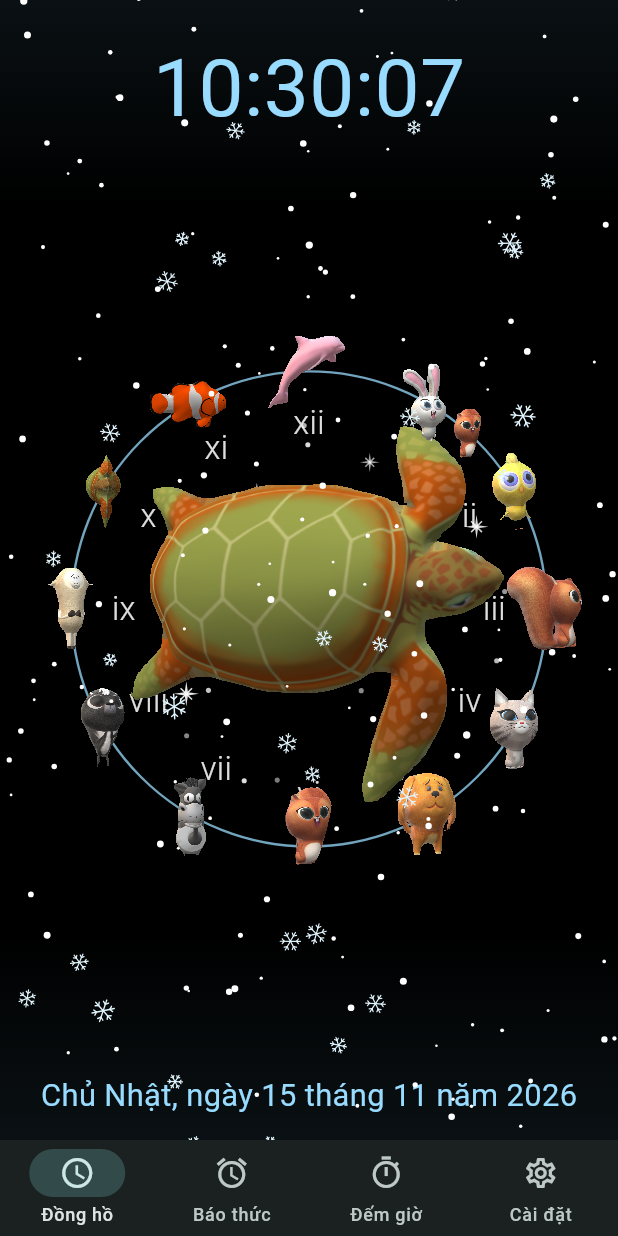
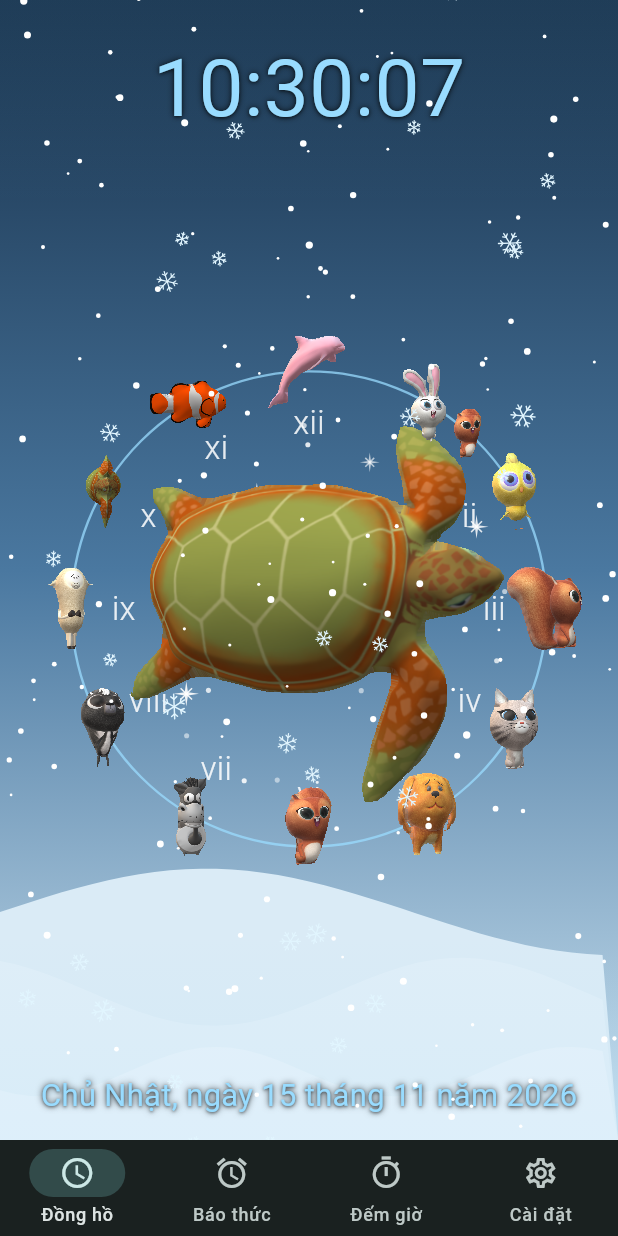
Before and after one commit to anthienlong2020/dream-watch-web, a Flutter app: the screen it shows after launch, on a phone screen of 412 x 824 dp. Run offline on Flutter 3.47's test engine with Material 3 defaults, Android fonts, the phone set to English and light mode, and no system bars; our stand-ins replace audioplayers, file_picker, shared_preferences, wakelock_plus, web; missing offline and left inert: dart:js_interop.

Commit message:
Ảnh nền Event riêng cho từng lễ hội (vẽ sẵn hoặc ảnh trong assets/events), chọn Ảnh nền Event / của tôi; hiện mã phiên bản; tên ảnh có dấu cách
Co-Authored-By: Claude Opus 5.5 <noreply@anthropic.com>
Claude-Session: https://claude.ai/code/session_01NiCjr3WhQ3JL1BPmFVNFom

```diff
--- a/lib/main.dart
+++ b/lib/main.dart
@@ -6,12 +6,13 @@ import 'screens/ring_overlay.dart';
 import 'screens/settings_screen.dart';
 import 'screens/timer_screen.dart';
 import 'models/clock_theme.dart';
+import 'themes/event_background.dart';
 import 'services/app_state.dart';
 import 'widgets/touch_dot.dart';
 
 Future<void> main() async {
   WidgetsFlutterBinding.ensureInitialized();
-  await loadDinoAssets();
+  await Future.wait([loadDinoAssets(), loadEventImages()]);
   await app.init();
   runApp(const DreamWatchApp());
 }
--- a/lib/models/clock_theme.dart
+++ b/lib/models/clock_theme.dart
@@ -86,9 +86,9 @@ Future<void> loadDinoAssets() async {
     final manifest = await AssetManifest.loadFromAssetBundle(rootBundle);
     final files = manifest
         .listAssets()
-        .where((p) => p.startsWith('assets/themes/khung_long/') && _imageExt.hasMatch(p))
+        .where((p) => Uri.decodeFull(p).startsWith('assets/themes/khung_long/') && _imageExt.hasMatch(p))
         .toList()
-      ..sort(naturalCompare);
+      ..sort((a, b) => naturalCompare(Uri.decodeFull(a), Uri.decodeFull(b)));
     _dinoFiles = files.take(12).toList();
   } catch (_) {
     _dinoFiles = const [];
--- a/lib/screens/clock_screen.dart
+++ b/lib/screens/clock_screen.dart
@@ -4,6 +4,7 @@ import 'dart:ui' as ui;
 import 'package:flutter/material.dart';
 
 import '../services/app_state.dart';
+import '../themes/event_background.dart';
 import '../themes/theme_overlay.dart';
 import '../utils/vn_format.dart';
 import '../widgets/dream_clock.dart';
@@ -23,12 +24,19 @@ class ClockScreen extends StatelessWidget {
       builder: (context, _) {
         final season = app.activeSeason();
         final accent = season?.accent ?? kCyan;
+        // Lễ hội có ảnh nền riêng → dùng ảnh nền đó (hợp màu với hiệu ứng)
+        final eventBg = season != null && app.bgSource == 'event' && hasEventBackground(season.id);
         return Stack(
           fit: StackFit.expand,
           children: [
             const ColoredBox(color: Colors.black),
-            const _Background(),
-            if (season != null && season.night && app.seasonNightDim) const _NightSky(),
+            AnimatedSwitcher(
+              duration: const Duration(seconds: 2),
+              child: eventBg
+                  ? SizedBox.expand(key: ValueKey('ev${season.id}'), child: EventBackground(id: season.id))
+                  : const _Background(key: ValueKey('user-bg')),
+            ),
+            if (!eventBg && season != null && season.night && app.seasonNightDim) const _NightSky(),
             SafeArea(
             child: LayoutBuilder(builder: (context, c) {
               final w = c.maxWidth;
@@ -180,7 +188,7 @@ class _NightSky extends StatelessWidget {
 
 /// Hình nền do người dùng chọn, tự đổi mỗi N phút (mờ dần sang ảnh mới).
 class _Background extends StatelessWidget {
-  const _Background();
+  const _Background({super.key});
 
   @override
   Widget build(BuildContext context) {
--- a/lib/services/app_state.dart
+++ b/lib/services/app_state.dart
@@ -67,6 +67,7 @@ class AppState extends ChangeNotifier {
   /// Theme mùa & lễ hội: 'off' = tắt, 'auto' = tự động theo ngày, hoặc id theme.
   String seasonMode = 'auto';
   bool seasonNightDim = true; // nền sáng + lễ hội ban đêm → phủ trời chạng vạng nhẹ
+  String bgSource = 'event'; // khi có lễ hội: 'event' = ảnh nền riêng của lễ hội, 'tuy_chon' = ảnh nền của tôi
 
   /// Theme đang áp dụng (null nếu tắt).
   SeasonTheme? activeSeason([DateTime? at]) {
@@ -225,6 +226,7 @@ class AppState extends ChangeNotifier {
         'effectsOn': effectsOn,
         'seasonMode': seasonMode,
         'seasonNightDim': seasonNightDim,
+        'bgSource': bgSource,
         'defaultElemColor': defaultElemColor.name,
         'slotElemColor': slotElemColor.map((e) => e?.name).toList(),
         'spin360': spin360,
@@ -276,6 +278,7 @@ class AppState extends ChangeNotifier {
     effectsOn = (j['effectsOn'] as bool?) ?? effectsOn;
     seasonMode = (j['seasonMode'] as String?) ?? seasonMode;
     seasonNightDim = (j['seasonNightDim'] as bool?) ?? seasonNightDim;
+    bgSource = (j['bgSource'] as String?) ?? bgSource;
     if (j['defaultElemColor'] is String) {
       defaultElemColor = elemColorFromName(j['defaultElemColor'] as String);
     }
--- /dev/null
+++ b/lib/themes/event_background.dart
@@ -0,0 +1,296 @@
+import 'dart:math' as math;
+
+import 'package:flutter/material.dart';
+import 'package:flutter/services.dart';
+
+/// Ảnh nền riêng cho từng lễ hội: vẽ bằng code (bầu trời, trăng/mặt trời, đồi, phố, biển...)
+/// nên hợp màu với hiệu ứng của lễ hội đó, không tốn dung lượng.
+/// Muốn dùng ảnh thật thì chép ảnh vào assets/events/ đặt tên theo mã lễ hội,
+/// vd: tet.jpg, giangSinh.png → app tự dùng ảnh đó thay cho cảnh vẽ.
+
+enum Ground { none, hills, city, sea, pines }
+
+class EventScene {
+  final List<Color> sky; // trên → dưới
+  final bool moon, sun, stars, bokeh;
+  final Ground ground;
+  final Color groundColor;
+  final List<Color> bokehColors;
+  const EventScene({
+    required this.sky,
+    this.moon = false,
+    this.sun = false,
+    this.stars = false,
+    this.bokeh = false,
+    this.ground = Ground.hills,
+    this.groundColor = const Color(0xFF101418),
+    this.bokehColors = const [Color(0xFFFFD54F)],
+  });
+}
+
+const Map<String, EventScene> kEventScenes = {
+  'tet': EventScene(
+      sky: [Color(0xFF3A0808), Color(0xFF7A1414), Color(0xFFC0392B)],
+      bokeh: true,
+      bokehColors: [Color(0xFFFFD54F), Color(0xFFFF8A65)],
+      ground: Ground.city,
+      groundColor: Color(0xFF2A0606)),
+  'xuan': EventScene(
+      sky: [Color(0xFFB9DDF7), Color(0xFFF9DCEB), Color(0xFFFFF4DE)],
+      sun: true,
+      groundColor: Color(0xFF6FA860)),
+  'ha': EventScene(
+      sky: [Color(0xFF1F7FD6), Color(0xFF79C3FA), Color(0xFFFFE3A3)], sun: true, ground: Ground.sea,
+      groundColor: Color(0xFF1C8FB0)),
+  'thu': EventScene(
+      sky: [Color(0xFF4E2E20), Color(0xFFB45F26), Color(0xFFF0B060)], sun: true,
+      groundColor: Color(0xFF5A3418)),
+  'dong': EventScene(
+      sky: [Color(0xFF17304A), Color(0xFF4A78A0), Color(0xFFCBE3F2)], groundColor: Color(0xFFE6F2FA)),
+  'giangSinh': EventScene(
+      sky: [Color(0xFF050F26), Color(0xFF0E2A56), Color(0xFF1B4A75)], moon: true, stars: true,
+      ground: Ground.pines, groundColor: Color(0xFF0B2A1C)),
+  'valentine': EventScene(
+      sky: [Color(0xFF34092A), Color(0xFF7E1C4A), Color(0xFFF07AA4)], bokeh: true,
+      bokehColors: [Color(0xFFFF80AB), Color(0xFFFFFFFF)], ground: Ground.none),
+  'carnival': EventScene(
+      sky: [Color(0xFF02254A), Color(0xFF0A6A4C), Color(0xFFF0C010)], bokeh: true,
+      bokehColors: [Color(0xFF00E676), Color(0xFFFFEA00), Color(0xFF2979FF)], ground: Ground.city,
+      groundColor: Color(0xFF02180F)),
+  'phuNu': EventScene(
+      sky: [Color(0xFFF5D2DE), Color(0xFFF0B0D0), Color(0xFFFFEEF4)], bokeh: true,
+      bokehColors: [Color(0xFFFFFFFF), Color(0xFFFF80AB)], ground: Ground.none),
+  'phucSinh': EventScene(
+      sky: [Color(0xFFC6E3A8), Color(0xFFF0F7CE), Color(0xFFFFE2EA)], sun: true, groundColor: Color(0xFF7CB860)),
+  'thieuNhi': EventScene(
+      sky: [Color(0xFF6FCBFF), Color(0xFFBDEEFF), Color(0xFFFFF9DC)], sun: true, groundColor: Color(0xFF8BC34A)),
+  'trungThu': EventScene(
+      sky: [Color(0xFF090D2A), Color(0xFF182656), Color(0xFF363C78)], moon: true, stars: true,
+      groundColor: Color(0xFF070A1C)),
+  'halloween': EventScene(
+      sky: [Color(0xFF100015), Color(0xFF360A46), Color(0xFFE0651A)], moon: true, stars: true,
+      ground: Ground.pines, groundColor: Color(0xFF07020A)),
+  'nhaGiao': EventScene(
+      sky: [Color(0xFFD8EEFF), Color(0xFFB8DCFF), Color(0xFFFFF6DC)], sun: true, groundColor: Color(0xFF81B26A)),
+  'hanami': EventScene(
+      sky: [Color(0xFFFFE0EA), Color(0xFFFFCCD9), Color(0xFFFFF3F7)], sun: true, groundColor: Color(0xFFB98AA0)),
+  'holi': EventScene(
+      sky: [Color(0xFFFFDDF5), Color(0xFFDDEEFF), Color(0xFFFFF1D0)], bokeh: true,
+      bokehColors: [Color(0xFFE040FB), Color(0xFF00E5FF), Color(0xFFFFEA00), Color(0xFFFF4081)],
+      ground: Ground.none),
+  'diwali': EventScene(
+      sky: [Color(0xFF040318), Color(0xFF120A36), Color(0xFF28104E)], stars: true, ground: Ground.city,
+      groundColor: Color(0xFF05030F)),
+  'songkran': EventScene(
+      sky: [Color(0xFF79D4FF), Color(0xFFB8EEFF), Color(0xFFE6FAFF)], sun: true, ground: Ground.sea,
+      groundColor: Color(0xFF29A8D8)),
+  'hoiAn': EventScene(
+      sky: [Color(0xFF0C091D), Color(0xFF2A1838), Color(0xFF5A2C18)], moon: true, stars: true,
+      ground: Ground.city, groundColor: Color(0xFF0A0610)),
+  'sinhNhat': EventScene(
+      sky: [Color(0xFF27144C), Color(0xFF572884), Color(0xFFFF9AC8)], bokeh: true,
+      bokehColors: [Color(0xFFFFD54F), Color(0xFFFF80AB), Color(0xFF80D8FF)], ground: Ground.none),
+  'phatDan': EventScene(
+      sky: [Color(0xFF181030), Color(0xFF3A2858), Color(0xFFEFC06A)], moon: true, stars: true,
+      ground: Ground.sea, groundColor: Color(0xFF1A1430)),
+  'doanNgo': EventScene(
+      sky: [Color(0xFFFFD69C), Color(0xFFFFB068), Color(0xFFFF8858)], sun: true, groundColor: Color(0xFF5E8C3A)),
+  'vuLan': EventScene(
+      sky: [Color(0xFF120A1C), Color(0xFF36162C), Color(0xFF762838)], moon: true, stars: true,
+      ground: Ground.sea, groundColor: Color(0xFF14080F)),
+  'thaDen': EventScene(
+      sky: [Color(0xFF030518), Color(0xFF12183C), Color(0xFF36284C)], moon: true, stars: true,
+      ground: Ground.sea, groundColor: Color(0xFF070A1E)),
+  'quocKhanh': EventScene(
+      sky: [Color(0xFF360000), Color(0xFF860000), Color(0xFFD02B2B)], stars: true, bokeh: true,
+      bokehColors: [Color(0xFFFFD600)], ground: Ground.city, groundColor: Color(0xFF200000)),
+  'traiDat': EventScene(
+      sky: [Color(0xFFA4E4CC), Color(0xFFD8EBBE), Color(0xFFFFD0B2)], sun: true, groundColor: Color(0xFF4E9A52)),
+  'ngayCuaMe': EventScene(
+      sky: [Color(0xFFFFE0EA), Color(0xFFFFC4DA), Color(0xFFFFEEF4)], bokeh: true,
+      bokehColors: [Color(0xFFFFFFFF), Color(0xFFF06292)], ground: Ground.none),
+  'tomatina': EventScene(
+      sky: [Color(0xFFFFD3A0), Color(0xFFFF9880), Color(0xFFFF6868)], sun: true, ground: Ground.city,
+      groundColor: Color(0xFF8A3A2A)),
+  'taOn': EventScene(
+      sky: [Color(0xFF46230F), Color(0xFF9C502A), Color(0xFFF0A25E)], sun: true, groundColor: Color(0xFF4A2A12)),
+  'diaDeMuertos': EventScene(
+      sky: [Color(0xFF18092C), Color(0xFF461858), Color(0xFFFF8A40)], stars: true, groundColor: Color(0xFF0C0414)),
+};
+
+/// Ảnh thật trong assets/events/ (nếu có) theo mã lễ hội.
+Map<String, String> _eventImages = const {};
+
+Future<void> loadEventImages() async {
+  try {
+    final m = await AssetManifest.loadFromAssetBundle(rootBundle);
+    final re = RegExp(r'^assets/events/([^/]+)\.(png|jpe?g|webp)$', caseSensitive: false);
+    _eventImages = {
+      for (final p in m.listAssets())
+        if (re.firstMatch(Uri.decodeFull(p)) case final mm?) mm.group(1)!: p,
+    };
+  } catch (_) {}
+}
+
+bool hasEventBackground(String id) => _eventImages.containsKey(id) || kEventScenes.containsKey(id);
+
+/// Ảnh nền của lễ hội [id] (ảnh thật nếu có, không thì cảnh vẽ).
+class EventBackground extends StatelessWidget {
+  final String id;
+  const EventBackground({super.key, required this.id});
+
+  @override
+  Widget build(BuildContext context) {
+    final img = _eventImages[id];
+    if (img != null) return Image.asset(img, fit: BoxFit.cover);
+    final scene = kEventScenes[id];
+    if (scene == null) return const SizedBox.shrink();
+    return RepaintBoundary(child: CustomPaint(painter: _ScenePainter(scene), size: Size.infinite));
+  }
+}
+
+class _ScenePainter extends CustomPainter {
+  final EventScene s;
+  _ScenePainter(this.s);
+
+  double _r(int a, int b) {
+    var x = (a * 73856093) ^ (b * 19349663);
+    x = (x ^ (x >> 13)) * 1274126177;
+    return ((x ^ (x >> 16)) & 0xFFFF) / 0xFFFF;
+  }
+
+  @override
+  void paint(Canvas canvas, Size size) {
+    final w = size.width, h = size.height;
+    final rect = Offset.zero & size;
+    canvas.drawRect(
+        rect,
+        Paint()
+          ..shader = LinearGradient(
+            begin: Alignment.topCenter,
+            end: Alignment.bottomCenter,
+            colors: s.sky,
+          ).createShader(rect));
+    final u = math.min(w, h);
+
+    if (s.stars) {
+      final p = Paint()..color = Colors.white;
+      for (var i = 0; i < 110; i++) {
+        final x = _r(i, 1) * w, y = _r(i, 2) * h * 0.6;
+        p.color = Colors.white.withAlpha((60 + 160 * _r(i, 3)).round());
+        canvas.drawCircle(Offset(x, y), 0.4 + 1.3 * _r(i, 4), p);
+      }
+    }
+    if (s.bokeh) {
+      for (var i = 0; i < 22; i++) {
+        final c = s.bokehColors[i % s.bokehColors.length];
+        final r = u * (0.03 + 0.07 * _r(i, 5));
+        canvas.drawCircle(
+            Offset(_r(i, 6) * w, _r(i, 7) * h * 0.85),
+            r,
+            Paint()
+              ..color = c.withAlpha((25 + 45 * _r(i, 8)).round())
+              ..maskFilter = MaskFilter.blur(BlurStyle.normal, r * 0.35));
+      }
+    }
+    if (s.moon || s.sun) {
+      final c = Offset(w * 0.78, h * (s.sun ? 0.16 : 0.13));
+      final r = u * (s.moon ? 0.09 : 0.08);
+      final col = s.moon ? const Color(0xFFFFF6D8) : const Color(0xFFFFF3B0);
+      canvas.drawCircle(
+          c,
+          r * 3,
+          Paint()
+            ..shader = RadialGradient(colors: [col.withAlpha(90), col.withAlpha(0)])
+                .createShader(Rect.fromCircle(center: c, radius: r * 3)));
+      canvas.drawCircle(c, r, Paint()..color = col);
+      if (s.moon) {
+        // vết trên mặt trăng
+        final crater = Paint()..color = const Color(0x22B0A080);
+        canvas.drawCircle(c + Offset(-r * 0.3, -r * 0.2), r * 0.22, crater);
+        canvas.drawCircle(c + Offset(r * 0.35, r * 0.25), r * 0.15, crater);
+        canvas.drawCircle(c + Offset(-r * 0.1, r * 0.45), r * 0.1, crater);
+      }
+    }
+
+    final g = s.groundColor;
+    switch (s.ground) {
+      case Ground.none:
+        break;
+      case Ground.hills:
+        for (var layer = 0; layer < 3; layer++) {
+          final base = h * (0.8 + layer * 0.07);
+          final path = Path()..moveTo(0, h);
+          for (var x = 0.0; x <= w; x += w / 40) {
+            path.lineTo(x, base - math.sin(x / w * math.pi * (1.5 + layer) + layer * 2) * u * (0.07 - layer * 0.015));
+          }
+          path
+            ..lineTo(w, h)
+            ..close();
+          canvas.drawPath(path, Paint()..color = Color.lerp(g, s.sky.last, 0.45 - layer * 0.2)!);
+        }
+        break;
+      case Ground.pines:
+        canvas.drawRect(Rect.fromLTWH(0, h * 0.86, w, h * 0.14), Paint()..color = g);
+        for (var i = 0; i < 14; i++) {
+          final x = w * (i + _r(i, 9) * 0.6) / 13;
+          final th = u * (0.12 + 0.12 * _r(i, 10));
+          final y = h * 0.88;
+          final tree = Path()
+            ..moveTo(x, y - th)
+            ..lineTo(x - th * 0.32, y)
+            ..lineTo(x + th * 0.32, y)
+            ..close();
+          canvas.drawPath(tree, Paint()..color = Color.lerp(g, Colors.black, 0.3)!);
+        }
+        break;
+      case Ground.city:
+        final p = Paint()..color = g;
+        final win = Paint();
+        var x = 0.0;
+        var i = 0;
+        while (x < w) {
+          final bw = u * (0.06 + 0.07 * _r(i, 11));
+          final bh = h * (0.08 + 0.14 * _r(i, 12));
+          final r = Rect.fromLTWH(x, h - bh, bw + 1, bh);
+          canvas.drawRect(r, p);
+          // cửa sổ sáng ấm
+          for (var k = 0; k < 6; k++) {
+            if (_r(i * 10 + k, 13) < 0.5) continue;
+            win.color = const Color(0xFFFFD27A).withAlpha((110 + 100 * _r(i * 10 + k, 14)).round());
+            canvas.drawRect(
+                Rect.fromLTWH(r.left + bw * (0.2 + 0.4 * (k % 2)), r.top + bh * (0.12 + 0.13 * (k ~/ 2)),
+                    bw * 0.18, bh * 0.06),
+                win);
+          }
+          x += bw;
+          i++;
+        }
+        break;
+      case Ground.sea:
+        final top = h * 0.8;
+        final sea = Rect.fromLTWH(0, top, w, h - top);
+        canvas.drawRect(
+            sea,
+            Paint()
+              ..shader = LinearGradient(
+                begin: Alignment.topCenter,
+                end: Alignment.bottomCenter,
+                colors: [Color.lerp(g, s.sky.last, 0.35)!, g],
+              ).createShader(sea));
+        final shine = Paint()
+          ..color = Colors.white.withAlpha(60)
+          ..strokeWidth = 1.5;
+        for (var i = 0; i < 26; i++) {
+          final y = top + (h - top) * _r(i, 15);
+          final x = w * _r(i, 16);
+          final len = u * (0.03 + 0.08 * _r(i, 17));
+          canvas.drawLine(Offset(x, y), Offset(x + len, y), shine);
+        }
+        break;
+    }
+  }
+
+  @override
+  bool shouldRepaint(_ScenePainter old) => old.s != s;
+}
--- a/pubspec.yaml
+++ b/pubspec.yaml
@@ -26,3 +26,4 @@ flutter:
   assets:
     - assets/sounds/
     - assets/themes/khung_long/
+    - assets/events/
```
Also changed, not shown: lib/screens/settings_screen.dart (+53 -1 lines), assets/events/README.txt (added), 1 other file.
